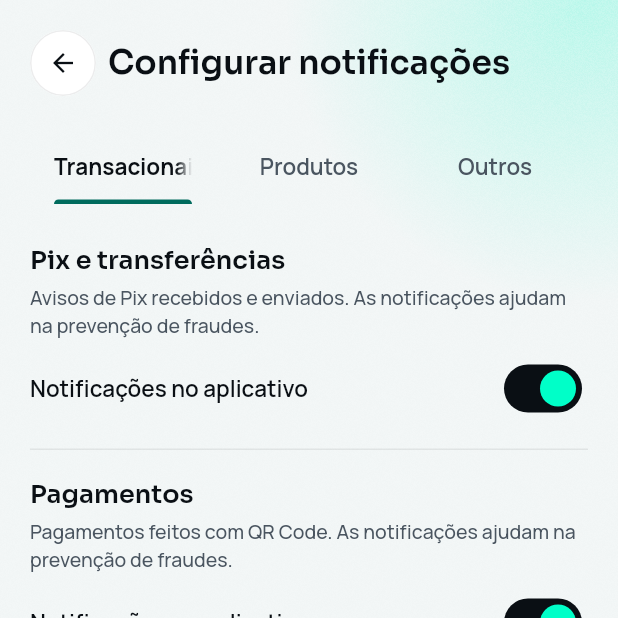
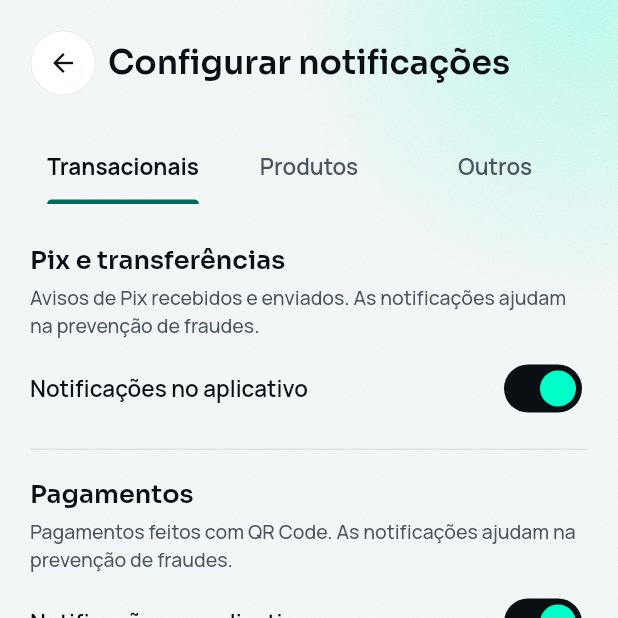
Before and after one commit to renatomf/next-bank, a Flutter app: the NotificationSettingsScreen screen opened by its route, on a phone screen of 412 x 824 dp, the top half of it. Run offline on Flutter 3.47's test engine with Material 3 defaults, Android fonts, the phone set to English and light mode, and no system bars; our stand-ins replace copy_with_extension, dio, flutter_riverpod, flutter_secure_storage, go_router, local_auth and 2 more; missing offline and left inert: local_auth_android, mobile_scanner, qr; accounts and stored records are empty; project files that could hold a hidden picture were left out.

Commit message:
fix(design-system): fit long tab labels on one line
At the S21 checkpoint Transacionais came out cut. The tabs share the
width with less padding, and a label too long for its share shrinks to
fit, whole, on one line.

Co-Authored-By: Claude Opus 5.5 <noreply@anthropic.com>

```diff
--- a/packages/design_system/lib/src/components/nb_tab_bar.dart
+++ b/packages/design_system/lib/src/components/nb_tab_bar.dart
@@ -3,7 +3,9 @@ import 'package:design_system/src/tokens.dart';
 import 'package:flutter/material.dart';
 
 /// The app's tabs: the labels, the one that is on in bold with the accent
-/// line under it (v1.1.0 plan, tasks 4.4 and 4.6).
+/// line under it (v1.1.0 plan, tasks 4.4 and 4.6). The tabs share the width
+/// with little padding, and a label too long for its share shrinks to fit,
+/// whole, on one line.
 class NbTabBar extends StatelessWidget {
   /// Creates the tabs, one per label, switched by [controller].
   const new({required this.controller, required this.labels, super.key});
@@ -26,7 +28,16 @@ class NbTabBar extends StatelessWidget {
       labelStyle: NbType.bodyStrong,
       unselectedLabelStyle: NbType.bodyText,
       dividerColor: Colors.transparent,
-      tabs: [for (final label in labels) Tab(text: label)],
+      labelPadding: const EdgeInsets.symmetric(horizontal: NbSpace.xs),
+      tabs: [
+        for (final label in labels)
+          Tab(
+            child: FittedBox(
+              fit: BoxFit.scaleDown,
+              child: Text(label, maxLines: 1),
+            ),
+          ),
+      ],
     );
   }
 }
```
